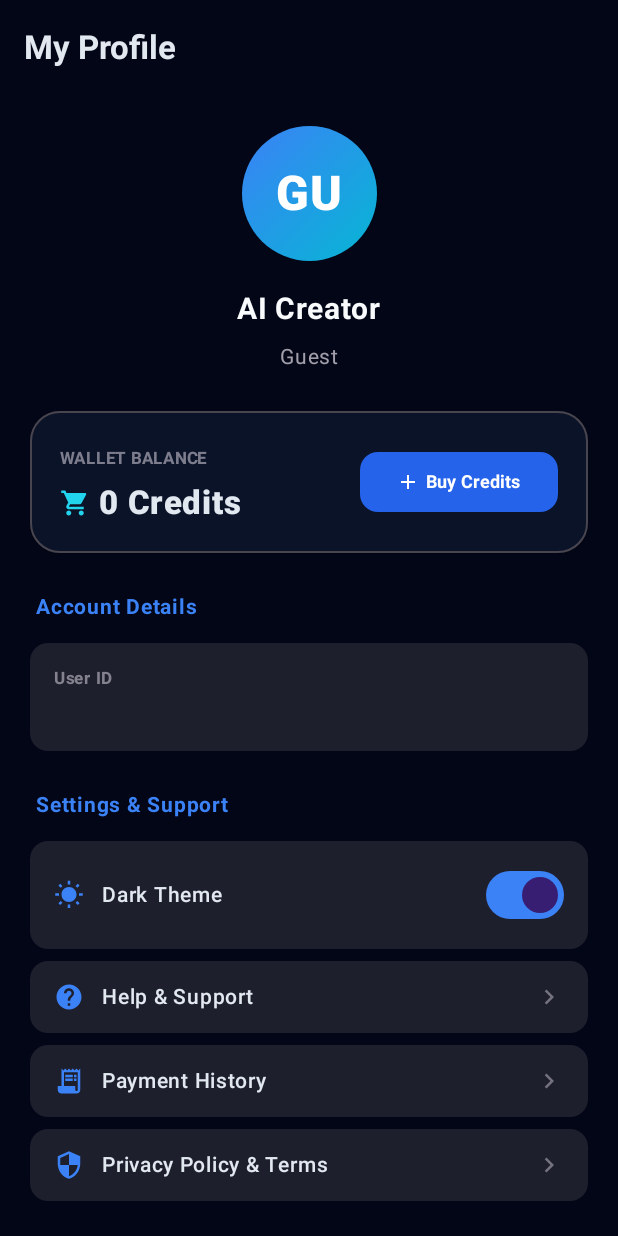
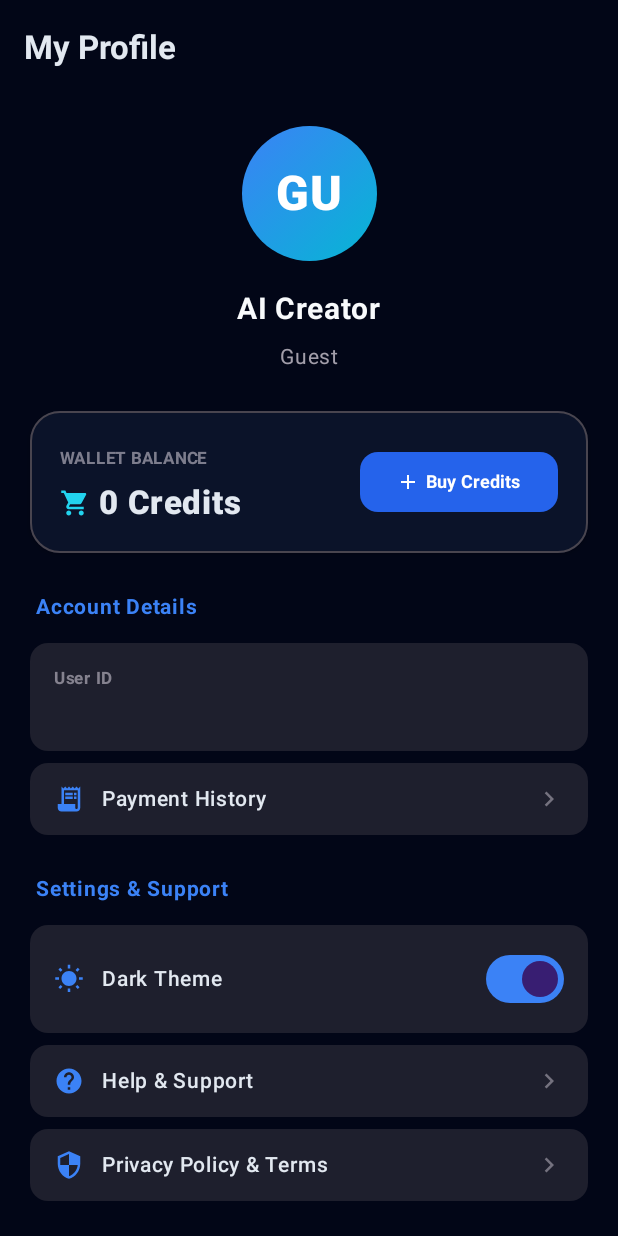
Before and after one commit to poorandewangan35/ai-prompt-generator-app, an Android app built with Jetpack Compose: the composable ProfileScreen shown on its own in the app's theme, on a phone screen of 412 x 824 dp. Run offline under Robolectric (Android 15) with nearby library versions, the light colour scheme and no system bars; our stand-ins replace Firebase (no records; nobody signed in at launch, a user with empty details on screens opened directly); 1 statement that could not run was skipped.

Commit message:
style(profile): move payment history settings row under account details section

```diff
--- a/app/src/main/java/com/aipromptgenerater/aitricker/ui/profile/ProfileScreen.kt
+++ b/app/src/main/java/com/aipromptgenerater/aitricker/ui/profile/ProfileScreen.kt
@@ -200,6 +200,13 @@ fun ProfileScreen(
                     showCopy = true,
                     context = context
                 )
+
+                // Payment History item
+                SettingsRow(
+                    icon = Icons.Default.ReceiptLong,
+                    title = "Payment History",
+                    onClick = onNavigateToPaymentHistory
+                )
             }
 
             // 4. App settings & utility list
@@ -232,13 +239,6 @@ fun ProfileScreen(
                     icon = Icons.Default.Help,
                     title = "Help & Support",
                     onClick = { showHelpDialog = true }
-                )
-
-                // Payment History item
-                SettingsRow(
-                    icon = Icons.Default.ReceiptLong,
-                    title = "Payment History",
-                    onClick = onNavigateToPaymentHistory
                 )
 
                 // Privacy/Security item
```
